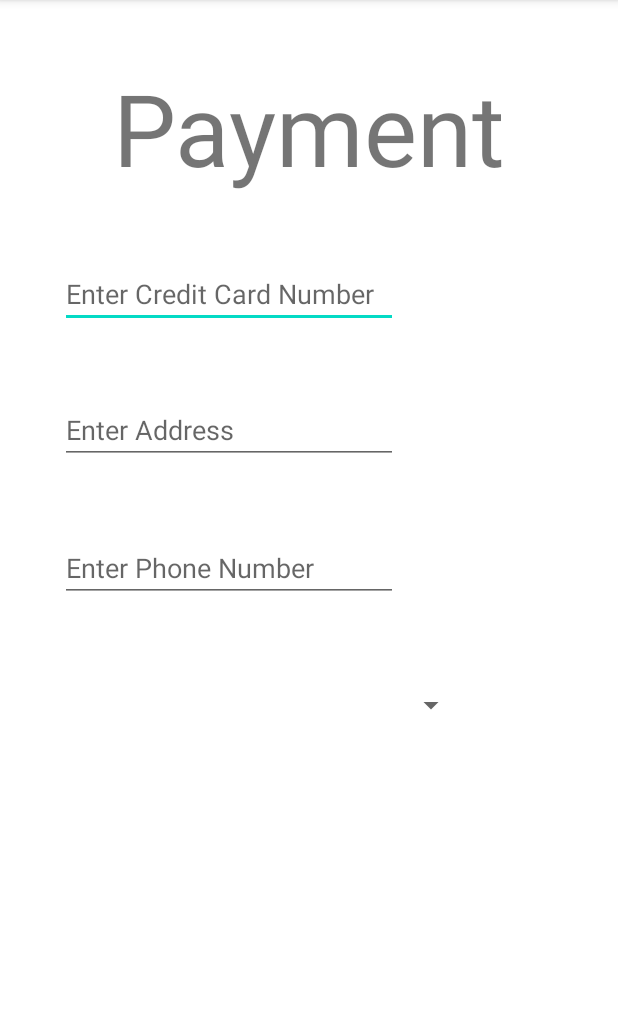
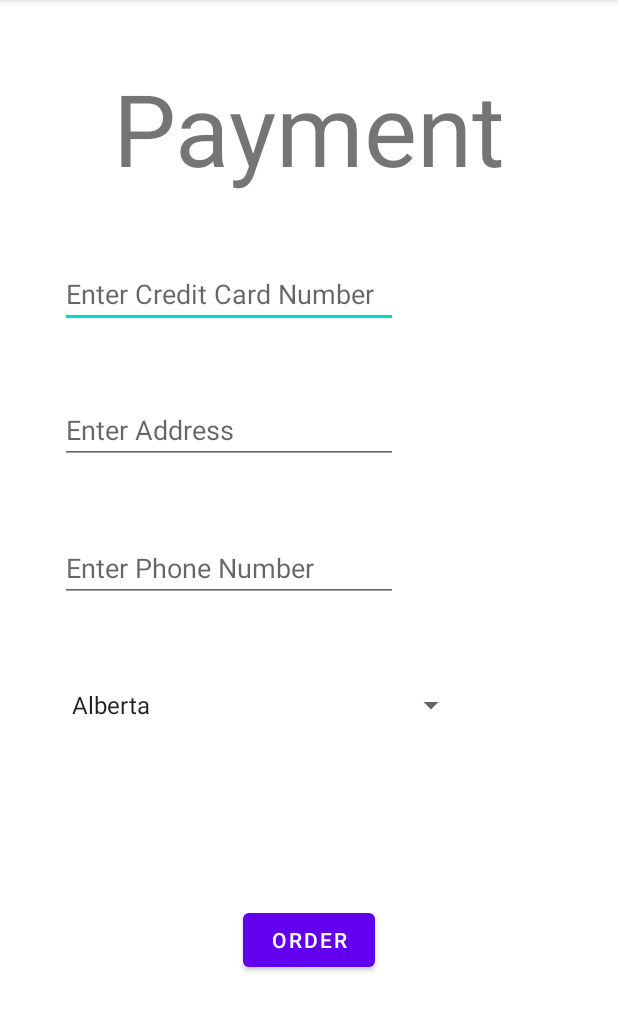
Before and after one commit to LindseyHatch6668/LindseyHatchAssign2, an Android app: the HatchActivity2 screen opened directly, with no data from a screen before it, on a phone screen of 412 x 824 dp, the part 84-1116 px from its top. Run offline under Robolectric (Android 15) with nearby library versions, the phone set to English and light mode, and no system bars.

```diff
--- a/LindseyAssign22/src/main/java/lindsey/hatch/n01286668/HatchActivity2.java
+++ b/LindseyAssign22/src/main/java/lindsey/hatch/n01286668/HatchActivity2.java
@@ -2,24 +2,61 @@ package lindsey.hatch.n01286668;
 
 import androidx.appcompat.app.AppCompatActivity;
 
+import android.content.Intent;
 import android.os.Bundle;
+import android.util.Log;
+import android.view.View;
+import android.widget.Button;
+import android.widget.EditText;
+import android.widget.Spinner;
+import android.widget.TextView;
+import android.widget.Toast;
+
 
 public class HatchActivity2 extends AppCompatActivity {
-    String[] provinces = {"Alberta",
-            "British Columbia",
-            "Manitoba",
-            "New Brunswick",
-            "Northwest Territories",
-            "Nova Scotia",
-            "Nunavut",
-            "Ontario",
-            "Prince Edward Island",
-            "Quebec",
-            "Saskatchewan",
-            "Yukon"};
+    final static String DEFAULT_VALUE = "Default";
+    public static String phone = DEFAULT_VALUE;
+    public static String address = DEFAULT_VALUE;
+    public static String creditCard = DEFAULT_VALUE;
+    public static String province = DEFAULT_VALUE;
+    Button button;
+    Spinner spin;
+    EditText phoneText, addressText, creditCardText;
+
     @Override
     protected void onCreate(Bundle savedInstanceState) {
         super.onCreate(savedInstanceState);
         setContentView(R.layout.activity_hatch2);
+        button = findViewById(R.id.order);
+        button.setOnClickListener(new View.OnClickListener() {
+            public void onClick(View v) {
+                phoneText = (EditText) findViewById(R.id.phoneEnter);
+                phone = phoneText.getText().toString();
+
+                addressText = (EditText) findViewById(R.id.addressEnter);
+                address = addressText.getText().toString();
+
+                creditCardText= (EditText) findViewById(R.id.lindseyPaymentEnter);
+                creditCard = creditCardText.getText().toString();
+
+                spin = (Spinner)findViewById(R.id.select_province);
+                TextView textView = (TextView)spin.getSelectedView();
+                province = textView.getText().toString();
+                if((creditCard.length() == 16) && !address.equalsIgnoreCase(DEFAULT_VALUE) && phone.length() == 10 && !province.equalsIgnoreCase(DEFAULT_VALUE)) {
+                    Log.d("Set", "Values set");
+                } else {
+                    Log.d("Set", "Values not set");
+                }
+            }
+        });
+    }
+    @Override
+    public void onResume() {
+        super.onResume();
+        // Resets all the values when the screen is resumed
+        phone = DEFAULT_VALUE;
+        province = DEFAULT_VALUE;
+        address = DEFAULT_VALUE;
+        creditCard = DEFAULT_VALUE;
     }
 }
--- a/LindseyAssign22/src/main/res/layout/activity_hatch2.xml
+++ b/LindseyAssign22/src/main/res/layout/activity_hatch2.xml
@@ -60,10 +60,11 @@
         app:layout_constraintVertical_bias="0.06" />
 
     <Spinner
-        android:id="@+id/spinner"
+        android:id="@+id/select_province"
         android:layout_width="271dp"
         android:layout_height="45dp"
         android:prompt="@string/select_province"
+        android:entries="@array/provinces"
         app:layout_constraintBottom_toBottomOf="parent"
         app:layout_constraintEnd_toEndOf="parent"
         app:layout_constraintHorizontal_bias="0.285"
@@ -71,4 +72,15 @@
         app:layout_constraintTop_toBottomOf="@+id/phoneEnter"
         app:layout_constraintVertical_bias="0.143" />
 
+    <Button
+        android:id="@+id/order"
+        android:layout_width="wrap_content"
+        android:layout_height="wrap_content"
+        android:text="@string/order"
+        app:layout_constraintBottom_toBottomOf="parent"
+        app:layout_constraintEnd_toEndOf="parent"
+        app:layout_constraintStart_toStartOf="parent"
+        app:layout_constraintTop_toTopOf="parent"
+        app:layout_constraintVertical_bias="0.837" />
+
 </androidx.constraintlayout.widget.ConstraintLayout>
--- a/LindseyAssign22/src/main/res/values/strings.xml
+++ b/LindseyAssign22/src/main/res/values/strings.xml
@@ -21,6 +21,21 @@
     <string name="enter_address">Enter Address</string>
     <string name="enter_phone_number">Enter Phone Number</string>
     <string name="select_province">Select Province or Territory</string>
+    <string name="order">Order</string>
 
+    <string-array name="provinces">
+        <item>Alberta</item>
+        <item>British Columbia</item>
+        <item>Manitoba</item>
+        <item>New Brunswick</item>
+        <item>Northwest Territories</item>
+        <item>Nova Scotia</item>
+        <item>Nunavut</item>
+        <item> Ontario</item>
+        <item>Prince Edward Island</item>
+        <item>Quebec</item>
+        <item>Saskatchewan</item>
+        <item>Yukon</item>
+    </string-array>
 
 </resources>
```
Also changed, not shown: LindseyAssign22/src/main/java/lindsey/hatch/n01286668/HatchActivity1.java (+24 -23 lines).
